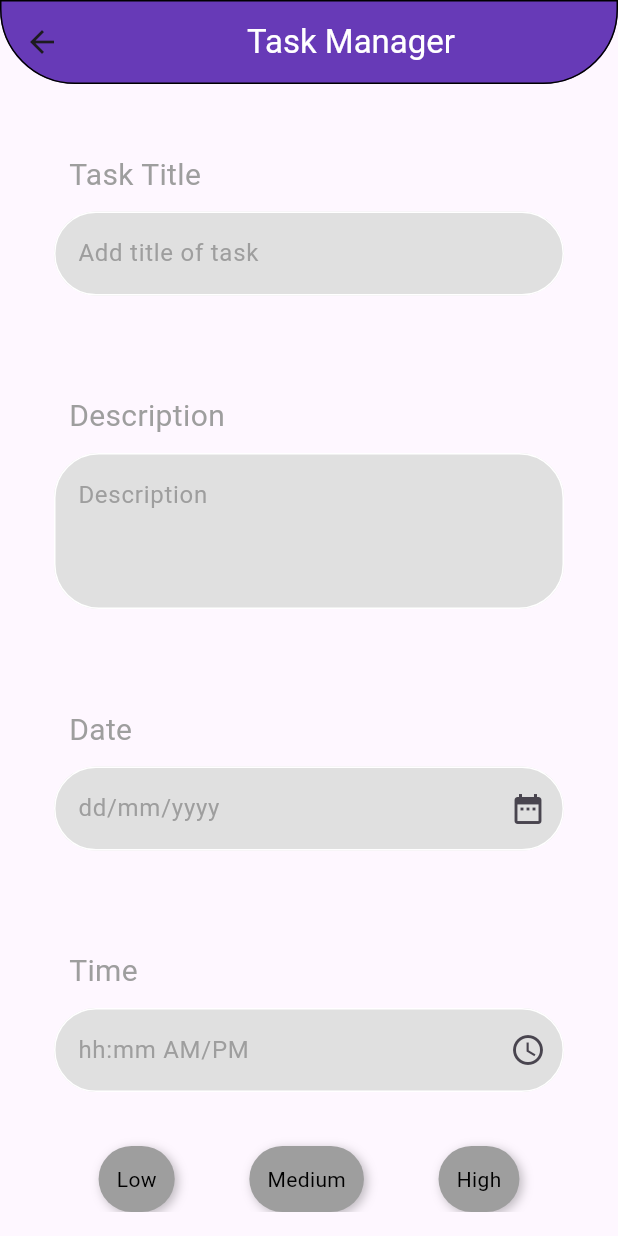
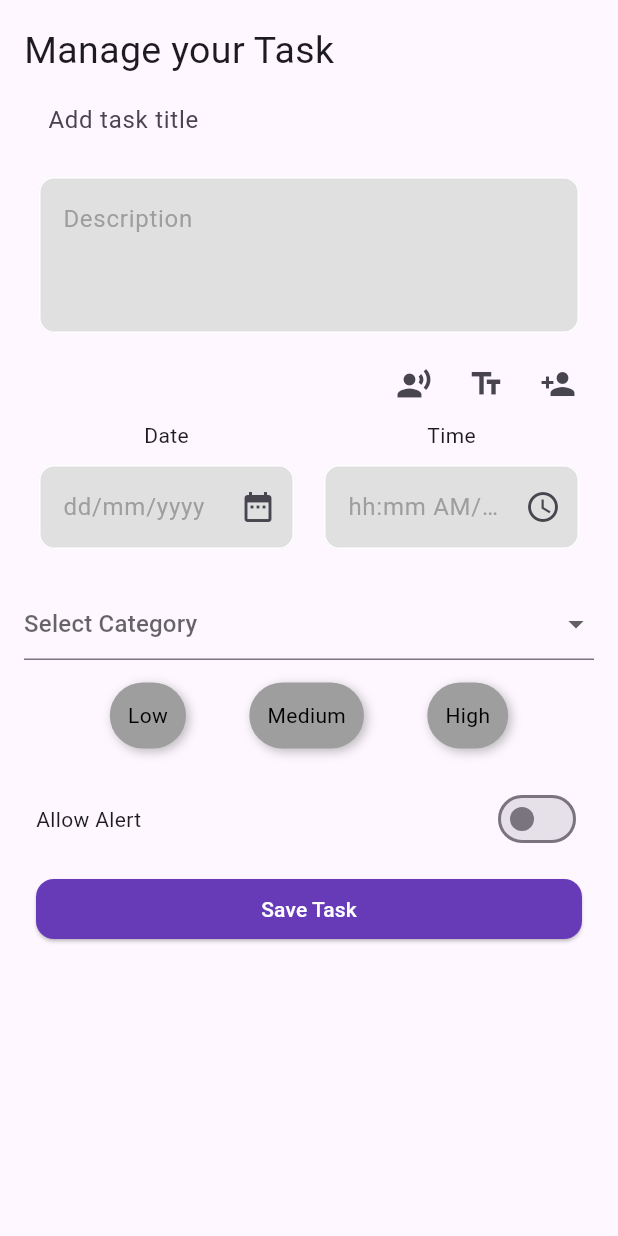
Before and after one commit to MariamAshraf200/GoalMapper, a Flutter app: the screen it shows after launch, after a tap on the "add" icon, on a phone screen of 412 x 824 dp. Run offline on Flutter 3.47's test engine with Material 3 defaults, Android fonts, the light colour scheme and no system bars; our stand-ins replace equatable, flutter_bloc, get_it, hive, hive_flutter; accounts and stored records are empty.

Commit message:
update ui

```diff
--- /dev/null
+++ b/lib/core/customColor.dart
@@ -0,0 +1,10 @@
+import 'dart:ui';
+
+import 'package:flutter/material.dart';
+
+class CustomColor{
+  Color basicColor = Colors.white;
+  Color primaryColor = Colors.black;
+  Color? additionalColor = Colors.grey[200];
+  Color? secondaryColor = Colors.deepPurple;
+}
--- a/lib/feature/taskHome/presintation/Widget/customTextFeild.dart
+++ b/lib/feature/taskHome/presintation/Widget/customTextFeild.dart
@@ -5,7 +5,6 @@ class CustomTextField extends StatelessWidget {
   final String hintText;
   final Widget? suffixIcon;
   final bool description;
-  final String title;
   final VoidCallback? onTap;
   final String? Function(String?)? validator;
 
@@ -13,27 +12,19 @@ class CustomTextField extends StatelessWidget {
     Key? key,
     required this.controller,
     required this.hintText,
-    required this.title,
     this.suffixIcon,
     this.description = false,
     this.onTap,
-    this.validator, // Accept validator parameter
+    this.validator,
   }) : super(key: key);
 
   @override
   Widget build(BuildContext context) {
     return Padding(
-      padding: const EdgeInsets.all(20.0),
+      padding: const EdgeInsets.all(10.0),
       child: Column(
         crossAxisAlignment: CrossAxisAlignment.start,
         children: [
-          Padding(
-            padding: const EdgeInsets.all(10.0),
-            child: Text(
-              title,
-              style: const TextStyle(color: Colors.grey, fontSize: 20),
-            ),
-          ),
           GestureDetector(
             onTap: onTap,
             child: AbsorbPointer(
@@ -42,18 +33,18 @@ class CustomTextField extends StatelessWidget {
                 controller: controller,
                 maxLines: description ? 5 : 1,
                 minLines: description ? 3 : 1,
-                validator: validator, // Apply the validator
+                validator: validator,
                 decoration: InputDecoration(
                   filled: true,
                   fillColor: Colors.grey[300],
                   hintText: hintText,
                   hintStyle: const TextStyle(color: Colors.grey),
                   enabledBorder: OutlineInputBorder(
-                    borderRadius: BorderRadius.circular(30),
+                    borderRadius: BorderRadius.circular(10),
                     borderSide: const BorderSide(color: Colors.white),
                   ),
                   focusedBorder: OutlineInputBorder(
-                    borderRadius: BorderRadius.circular(30),
+                    borderRadius: BorderRadius.circular(10),
                     borderSide: const BorderSide(color: Colors.deepPurple),
                   ),
                   suffixIcon: suffixIcon,
--- a/lib/feature/taskHome/presintation/Widget/data_format.dart
+++ b/lib/feature/taskHome/presintation/Widget/data_format.dart
@@ -1,17 +1,39 @@
 import 'package:flutter/material.dart';
 import 'package:intl/intl.dart';
 
-class DataFormat extends StatelessWidget {
-  const DataFormat({super.key});
+import '../../../../core/customColor.dart';
+
+class DataFormat extends StatefulWidget {
+  final String selectedDate;
+  final Function(DateTime) onDateSelected;
+
+  const DataFormat({
+    Key? key,
+    required this.selectedDate,
+    required this.onDateSelected,
+  }) : super(key: key);
+
+  @override
+  State<DataFormat> createState() => _DataFormatState();
+}
+
+class _DataFormatState extends State<DataFormat> {
+  late DateTime currentDate;
+  late List<DateTime> weekDays;
+  CustomColor color = CustomColor();
+
+  @override
+  void initState() {
+    super.initState();
+    currentDate = DateTime.now();
+    weekDays = List.generate(
+      7,
+          (index) => currentDate.add(Duration(days: index - currentDate.weekday + 1)),
+    );
+  }
 
   @override
   Widget build(BuildContext context) {
-    final DateTime currentDate = DateTime.now();
-    final List<DateTime> weekDays = List.generate(
-      7,
-          (index) => currentDate.add(Duration(days: index - currentDate.weekday + 1)),
-    );
-
     return Column(
       children: [
         Padding(
@@ -21,11 +43,11 @@ class DataFormat extends StatelessWidget {
             mainAxisSize: MainAxisSize.min,
             children: [
               Text(
-                DateFormat('MMMM').format(currentDate),  // Month display
+                DateFormat('MMMM').format(currentDate),
                 style: TextStyle(
                   fontSize: 18,
                   fontWeight: FontWeight.bold,
-                  color: Colors.teal[400],
+                  color: color.secondaryColor,
                 ),
               ),
               // Weekday and Date Row
@@ -39,35 +61,49 @@ class DataFormat extends StatelessWidget {
                           date.month == currentDate.month &&
                           date.year == currentDate.year;
 
+                      bool isSelected = widget.selectedDate ==
+                          DateFormat('yyyy-MM-dd').format(date);
+
                       return GestureDetector(
                         onTap: () {
-                          // Handle date selection (could be passed to the parent widget)
-                          print('Selected Date: ${DateFormat('yyyy-MM-dd').format(date)}');
+                          widget.onDateSelected(date);
                         },
                         child: Column(
                           mainAxisSize: MainAxisSize.min,
                           children: [
                             Text(
-                              DateFormat('EEE').format(date),  // Weekday (e.g., Mon, Tue)
+                              DateFormat('EEE').format(date), // Weekday (e.g., Mon, Tue)
                               style: TextStyle(
                                 fontSize: 14,
                                 fontWeight: FontWeight.bold,
-                                color: isToday ? Colors.teal[400] : Colors.black,
+                                color: isSelected
+                                    ? color.basicColor
+                                    : isToday
+                                    ? color.secondaryColor
+                                    : color.primaryColor,
                               ),
                             ),
                             const SizedBox(height: 4),
                             Container(
                               decoration: BoxDecoration(
-                                color: isToday ? Colors.teal[200] : Colors.grey[200],
+                                color: isSelected
+                                    ? color.secondaryColor
+                                    : isToday
+                                    ? color.secondaryColor
+                                    : color.additionalColor,
                                 shape: BoxShape.circle,
                               ),
                               padding: const EdgeInsets.all(10),
                               child: Text(
-                                DateFormat('d').format(date),  // Day of the month (e.g., 1, 2, 3)
+                                DateFormat('d').format(date),
                                 style: TextStyle(
                                   fontSize: 14,
                                   fontWeight: FontWeight.bold,
-                                  color: isToday ? Colors.white : Colors.black,
+                                  color: isSelected
+                                      ? color.basicColor
+                                      : isToday
+                                      ? color.basicColor
+                                      : color.primaryColor,
                                 ),
                               ),
                             ),
@@ -83,4 +119,5 @@ class DataFormat extends StatelessWidget {
         ),
       ],
     );
-  }}
+  }
+}
--- a/lib/feature/taskHome/presintation/screen/AddNewAndUpdateTaskScreen.dart
+++ b/lib/feature/taskHome/presintation/screen/AddNewAndUpdateTaskScreen.dart
@@ -3,6 +3,7 @@ import 'package:flutter_bloc/flutter_bloc.dart';
 import 'package:intl/intl.dart';
 import 'package:mapper_app/feature/taskHome/presintation/screen/todoScreen.dart';
 import 'package:uuid/uuid.dart';
+import '../../../../core/customColor.dart';
 import '../../domain/entity/taskEntity.dart';
 import '../Widget/customContainerAddnewTask.dart';
 import '../Widget/customTextFeild.dart';
@@ -26,7 +27,18 @@ class _AddTaskAndUpdateScreenState extends State<AddTaskAndUpdateScreen> {
   final TextEditingController dateController = TextEditingController();
   final _formKey = GlobalKey<FormState>();
   String selectedPriority = '';
+  String selectedCategory = '';
   late String uniqueTaskId;
+  CustomColor color = CustomColor();
+  bool allowNotifications = false;
+
+  final List<String> categories = [
+    'Work',
+    'Personal',
+    'Shopping',
+    'Fitness',
+    'Other'
+  ]; // List of categories
 
   @override
   void initState() {
@@ -56,36 +68,13 @@ class _AddTaskAndUpdateScreenState extends State<AddTaskAndUpdateScreen> {
     });
   }
 
-  // Method to return color based on priority
   Color _getPriorityColor(String priority) {
-    switch (priority) {
-      case 'High':
-        return Colors.red;
-      case 'Medium':
-        return Colors.orange;
-      case 'Low':
-        return Colors.green;
-      default:
-        return Colors.grey;
-    }
+    return selectedPriority == priority ? Colors.deepPurple : Colors.grey;
   }
 
   @override
   Widget build(BuildContext context) {
     return Scaffold(
-      appBar: AppBar(
-        shape: const OutlineInputBorder(
-            borderRadius: BorderRadius.only(
-                bottomLeft: Radius.circular(50),
-                bottomRight: Radius.circular(50))),
-        backgroundColor: Colors.deepPurple,
-        title: const Center(
-          child: Text(
-            'Task Manager',
-            style: TextStyle(color: Colors.white),
-          ),
-        ),
-      ),
       body: _buildBody(),
     );
   }
@@ -115,26 +104,57 @@ class _AddTaskAndUpdateScreenState extends State<AddTaskAndUpdateScreen> {
           padding: const EdgeInsets.all(16.0),
           child: SingleChildScrollView(
             child: Column(
+              crossAxisAlignment: CrossAxisAlignment.start,
               children: [
-                CustomTextField(
+                const Text('Manage your Task',
+                    style: TextStyle(fontWeight: FontWeight.w400, fontSize: 25)),
+                TextField(
                   controller: titleController,
-                  hintText: 'Add title of task',
-                  title: 'Task Title',
-                  validator: _validateTextField,
+                  decoration: const InputDecoration(
+                    hintText: "Add task title",
+                    enabledBorder: OutlineInputBorder(borderSide: BorderSide.none),
                   ),
-                const SizedBox(height: 16.0),
+                ),
+                Column(
+                  children: [
                     CustomTextField(
                       controller: descriptionController,
                       hintText: 'Description',
                       description: true,
-                  title: 'Description',
                       validator: _validateTextField,
                     ),
-                const SizedBox(height: 16.0),
+                    Align(
+                      alignment: Alignment.centerRight,
+                      child: Row(
+                        mainAxisSize: MainAxisSize.min,
+                        crossAxisAlignment: CrossAxisAlignment.end,
+                        children: [
+                          IconButton(
+                            onPressed: () {},
+                            icon: const Icon(Icons.record_voice_over_sharp),
+                          ),
+                          IconButton(
+                            onPressed: () {},
+                            icon: const Icon(Icons.text_fields),
+                          ),
+                          IconButton(
+                            onPressed: () {},
+                            icon: const Icon(Icons.person_add),
+                          ),
+                        ],
+                      ),
+                    ),
+                  ],
+                ),
+                Row(
+                  children: [
+                    Expanded(
+                      child: Column(
+                        children: [
+                          const Text('Date'),
                           CustomTextField(
                             controller: dateController,
                             hintText: 'dd/mm/yyyy',
-                  title: 'Date',
                             suffixIcon: const Icon(Icons.date_range),
                             onTap: () async {
                               DateTime? selectedDate = await showDatePicker(
@@ -150,11 +170,16 @@ class _AddTaskAndUpdateScreenState extends State<AddTaskAndUpdateScreen> {
                             },
                             validator: _validateTextField,
                           ),
-                const SizedBox(height: 16.0),
+                        ],
+                      ),
+                    ),
+                    Expanded(
+                      child: Column(
+                        children: [
+                          const Text('Time'),
                           CustomTextField(
                             controller: timeController,
                             hintText: 'hh:mm AM/PM',
-                  title: 'Time',
                             suffixIcon: const Icon(Icons.access_time),
                             onTap: () async {
                               TimeOfDay? selectedTime = await showTimePicker(
@@ -176,28 +201,74 @@ class _AddTaskAndUpdateScreenState extends State<AddTaskAndUpdateScreen> {
                             },
                             validator: _validateTextField,
                           ),
-                const SizedBox(height: 16.0),
-                // Priority Selector with color changes
-                Row(
+                        ],
+                      ),
+                    ),
+                  ],
+                ),
+
+                // Category Dropdown
+                Padding(
+                  padding: const EdgeInsets.only(top: 16.0),
+                  child: DropdownButtonFormField<String>(
+                    value: selectedCategory.isNotEmpty ? selectedCategory : null,
+                    hint: const Text('Select Category'),
+                    items: categories
+                        .map((category) => DropdownMenuItem(
+                      value: category,
+                      child: Text(category),
+                    ))
+                        .toList(),
+                    onChanged: (value) {
+                      setState(() {
+                        selectedCategory = value!;
+                      });
+                    },
+                    validator: (value) =>
+                    value == null || value.isEmpty ? 'Please select a category' : null,
+                  ),
+                ),
+                Padding(
+                  padding: const EdgeInsets.all(15.0),
+                  child: Row(
                     mainAxisAlignment: MainAxisAlignment.spaceEvenly,
                     children: ['Low', 'Medium', 'High'].map((priority) {
                       return CustomContainerNewTask(
                         text: priority,
-                      backgroundColor: selectedPriority == priority
-                          ? _getPriorityColor(priority)
-                          : Colors.grey,
+                        backgroundColor: _getPriorityColor(priority),
                         borderRadius: 25,
                         textStyle: TextStyle(
                           color: selectedPriority == priority
-                            ? Colors.white
-                            : Colors.black,
+                              ? color.basicColor
+                              : color.primaryColor,
                         ),
                         onTap: () => togglePriority(priority),
                       );
                     }).toList(),
                   ),
-                const SizedBox(height: 24.0),
-                ElevatedButton(
+                ),
+                Padding(
+                  padding: const EdgeInsets.all(8.0),
+                  child: Row(
+                    children: [
+                      const Expanded(child: Text('Allow Alert')),
+                      Switch(
+                        value: allowNotifications,
+                        onChanged: (value) {
+                          setState(() {
+                            allowNotifications = value;
+                          });
+                        },
+                      ),
+                    ],
+                  ),
+                ),
+                Padding(
+                  padding: const EdgeInsets.all(8.0),
+                  child: SizedBox(
+                    width: double.infinity,
+                    height: 40,
+                    child: ElevatedButton(
                       onPressed: () {
                         if (_formKey.currentState!.validate()) {
                           final task = TaskEntity(
@@ -206,6 +277,7 @@ class _AddTaskAndUpdateScreenState extends State<AddTaskAndUpdateScreen> {
                             date: dateController.text,
                             time: timeController.text,
                             priority: selectedPriority,
+                            //category: selectedCategory,
                             id: uniqueTaskId,
                             status: 'to do',
                           );
@@ -224,7 +296,7 @@ class _AddTaskAndUpdateScreenState extends State<AddTaskAndUpdateScreen> {
                         }
                       },
                       style: ElevatedButton.styleFrom(
-                    backgroundColor: Colors.deepPurple,
+                        backgroundColor: color.secondaryColor,
                         shape: RoundedRectangleBorder(
                           borderRadius: BorderRadius.circular(12.0),
                         ),
@@ -232,6 +304,8 @@ class _AddTaskAndUpdateScreenState extends State<AddTaskAndUpdateScreen> {
                       child: Text(
                         widget.existingTask != null ? 'Update Task' : 'Save Task',
                         style: const TextStyle(color: Colors.white),
+                      ),
+                    ),
                   ),
                 ),
               ],
--- a/lib/feature/taskHome/presintation/screen/taskTrack.dart
+++ b/lib/feature/taskHome/presintation/screen/taskTrack.dart
@@ -1,40 +1,53 @@
 import 'package:flutter/material.dart';
 import 'package:flutter_bloc/flutter_bloc.dart';
 import 'package:intl/intl.dart';
+import '../../../../core/customColor.dart';
 import '../Widget/customContainerTask.dart';
 import '../Widget/data_format.dart';
-import '../bloc/bloc.dart'; // Assuming this includes the TaskBloc
-import '../bloc/state.dart'; // Assuming this includes TaskState
+import '../bloc/bloc.dart';
+import '../bloc/state.dart';
 import '../bloc/event.dart';
-import 'AddNewAndUpdateTaskScreen.dart'; // Assuming this includes TaskEvent
+import 'AddNewAndUpdateTaskScreen.dart';
 
-class TaskTrack extends StatelessWidget {
-  const TaskTrack({super.key});
+class TaskTrack extends StatefulWidget {
+   const TaskTrack({super.key});
+  @override
+  _TaskTrackState createState() => _TaskTrackState();
+}
+
+class _TaskTrackState extends State<TaskTrack> {
+  late String selectedDate;
+  CustomColor color = CustomColor();
+
+  @override
+  void initState() {
+    super.initState();
+    selectedDate = DateFormat('dd/MM/yyyy').format(DateTime.now());
+    context.read<TaskBloc>().add(GetTasksByDateEvent(selectedDate));
+  }
+
+  void _onDateSelected(DateTime date) {
+    final formattedDate = DateFormat('dd/MM/yyyy').format(date);
+    setState(() {
+      selectedDate = formattedDate;
+    });
+    context.read<TaskBloc>().add(GetTasksByDateEvent(formattedDate));
+  }
 
   @override
   Widget build(BuildContext context) {
-    final String currentDate = DateFormat('dd/MM/yyyy').format(DateTime.now());
-
-    // Fetch all tasks on initial build with current date
-    context.read<TaskBloc>().add(GetTasksByDateEvent(currentDate));
-
     return Scaffold(
-      appBar: AppBar(
-        title: const Text('Task Tracker'),
-        backgroundColor: Colors.teal[400],
-      ),
       body: Padding(
         padding: const EdgeInsets.all(8.0),
         child: SingleChildScrollView(
           child: Column(
             children: [
-              // Title and Add Task button
               Row(
                 children: [
                   Expanded(
                     child: Text(
                       'My Tasks',
-                      style: TextStyle(color: Colors.teal[400], fontSize: 30),
+                      style: TextStyle(color: color.secondaryColor, fontSize: 30),
                     ),
                   ),
                   Padding(
@@ -48,43 +61,46 @@ class TaskTrack extends StatelessWidget {
                           ),
                         );
                       },
-                      icon: Icon(Icons.add, color: Colors.teal[400]),
+                      icon: Icon(Icons.add, color: color.secondaryColor),
                     ),
                   ),
                 ],
               ),
 
-              const DataFormat(),
+              DataFormat(
+                selectedDate: selectedDate,
+                onDateSelected: _onDateSelected,
+              ),
 
+              // Tasks Display
               BlocBuilder<TaskBloc, TaskState>(
                 builder: (context, state) {
                   if (state is TaskLoading) {
                     return const Center(child: CircularProgressIndicator());
                   } else if (state is TaskLoaded) {
-                    final today = DateTime.now(); // Get today's date
-                    final tasksForToday = state.tasks.where((task) {
+                    final tasksForSelectedDate = state.tasks.where((task) {
                       DateTime taskDate = _parseTaskDate(task.date);
-                      return _isSameDay(taskDate, today);
+                      return _isSameDay(taskDate, _parseTaskDate(selectedDate));
                     }).toList();
 
-                    return tasksForToday.isEmpty
+                    return tasksForSelectedDate.isEmpty
                         ? const Center(
                       child: Text(
-                        "No tasks for today.",
+                        "No tasks for this date.",
                         style: TextStyle(fontSize: 18),
                       ),
                     )
                         : Column(
+                      crossAxisAlignment: CrossAxisAlignment.start,
                       children: [
                         Text(
-                          "You have ${tasksForToday.length} task(s) today",
+                          "You have ${tasksForSelectedDate.length} task.",
                           style: const TextStyle(
-                            fontSize: 20.0,
-                            fontWeight: FontWeight.bold,
+                            fontSize: 15.0,
                           ),
                         ),
                         const SizedBox(height: 16),
-                        ...tasksForToday.map(
+                        ...tasksForSelectedDate.map(
                               (task) => TaskCard(
                             title: task.title,
                             description: task.description,
@@ -111,7 +127,7 @@ class TaskTrack extends StatelessWidget {
                                   ),
                                 );
                               }
-                            },
+                            },// category: task.category,
                           ),
                         ),
                       ],
@@ -134,18 +150,14 @@ class TaskTrack extends StatelessWidget {
     );
   }
 
-  // Helper method to safely parse task date string
   DateTime _parseTaskDate(String dateString) {
     try {
-      // Try parsing the task date based on the format 'dd/MM/yyyy'
       return DateFormat('dd/MM/yyyy').parseStrict(dateString);
     } catch (e) {
-      // Return a default date if parsing fails
       return DateTime.now();
     }
   }
 
-  // Helper method to check if two dates are on the same day (ignores time)
   bool _isSameDay(DateTime date1, DateTime date2) {
     return date1.year == date2.year &&
         date1.month == date2.month &&
--- a/lib/main.dart
+++ b/lib/main.dart
@@ -27,7 +27,7 @@ class MyApp extends StatelessWidget {
   Widget build(BuildContext context) {
     return BlocProvider(
       create: (context) => sl<TaskBloc>(),
-      child: const MaterialApp(
+      child: MaterialApp(
         debugShowCheckedModeBanner: false,
         home: TaskTrack(),
       ),
--- /dev/null
+++ b/lib/track.txt
@@ -0,0 +1,6 @@
+1 add category to model and complete code for it
+2 run project from scratch issue => no tasks founded
+3 alert code
+4 remove colored priority from task card or handle it
+5 choose add task screen as a screen or bottom Sheet
+6 add hour in day in my task screen
```
Also changed, not shown: lib/feature/taskHome/presintation/Widget/customContainerTask.dart (+18 -29 lines). Lines whose indentation alone changed are shown as unchanged.
